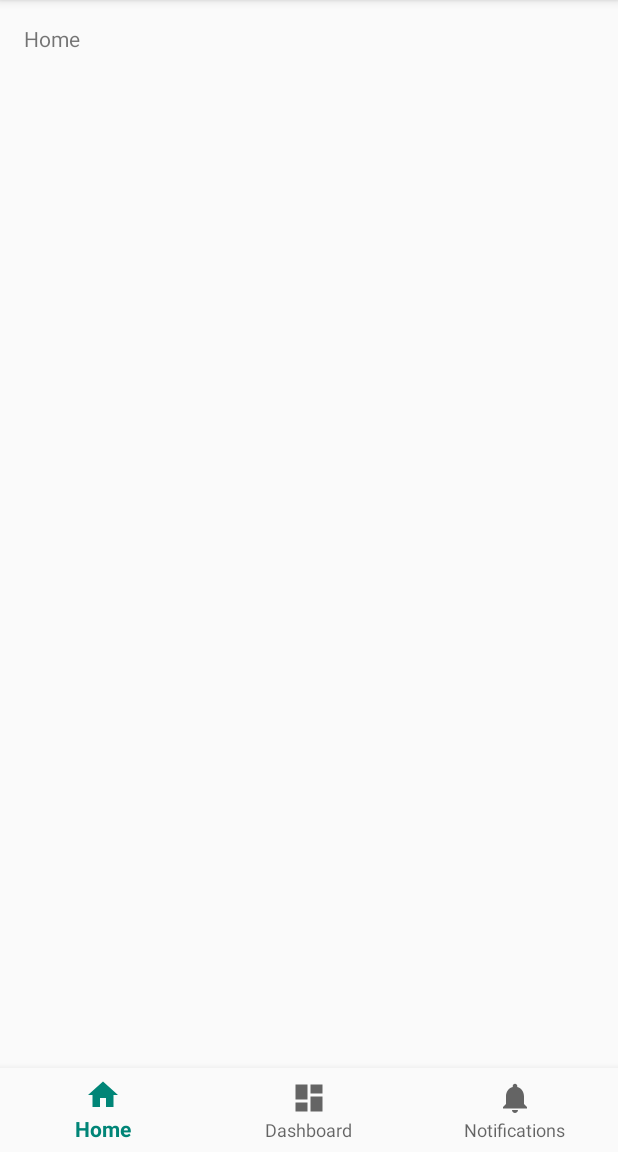
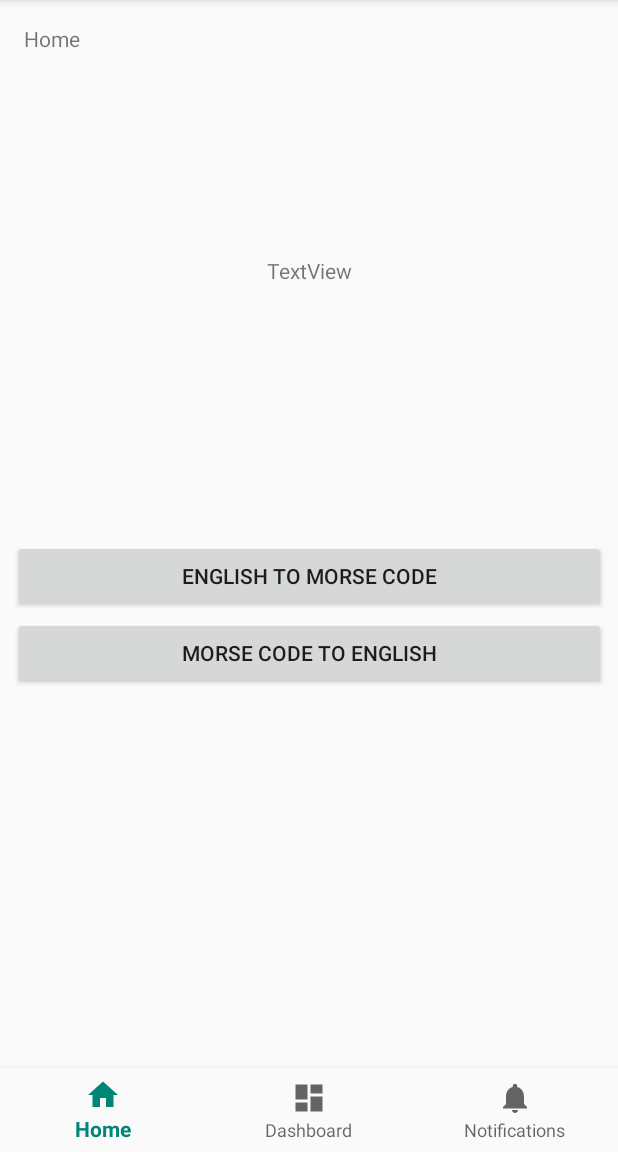
Before and after one commit to rubin-labs/CS2063Project, an Android app: the screen it shows after launch (MainActivity), on a phone screen of 412 x 824 dp, the part 84-1236 px from its top. Run offline under Robolectric (Android 15) with nearby library versions, the phone set to English and light mode, and no system bars.

Commit message:
created mapping between main activities and individual translator activities (#6)

```diff
--- a/app/src/main/java/com/rubinlabs/morsecode/MainActivity.java
+++ b/app/src/main/java/com/rubinlabs/morsecode/MainActivity.java
@@ -1,15 +1,20 @@
 package com.rubinlabs.morsecode;
 
+import android.annotation.SuppressLint;
+import android.content.Intent;
 import android.os.Bundle;
 import android.support.annotation.NonNull;
 import android.support.design.widget.BottomNavigationView;
 import android.support.v7.app.AppCompatActivity;
 import android.view.MenuItem;
+import android.view.View;
+import android.widget.Button;
 import android.widget.TextView;
 
 public class MainActivity extends AppCompatActivity {
 
     private TextView mTextMessage;
+    private Button e2m_btn, m2e_btn;
 
     private BottomNavigationView.OnNavigationItemSelectedListener mOnNavigationItemSelectedListener
             = new BottomNavigationView.OnNavigationItemSelectedListener() {
@@ -26,6 +31,8 @@
                 case R.id.navigation_notifications:
                     mTextMessage.setText(R.string.title_notifications);
                     return true;
+                default:
+                    break;
             }
             return false;
         }
@@ -36,9 +43,26 @@
         super.onCreate(savedInstanceState);
         setContentView(R.layout.activity_main);
 
+        e2m_btn = (Button) findViewById(R.id.English2MorseButton);
+        m2e_btn = (Button) findViewById(R.id.Morse2EnglishButton);
+
         mTextMessage = (TextView) findViewById(R.id.message);
         BottomNavigationView navigation = (BottomNavigationView) findViewById(R.id.navigation);
         navigation.setOnNavigationItemSelectedListener(mOnNavigationItemSelectedListener);
+
+        e2m_btn.setOnClickListener(new View.OnClickListener() {
+            @Override
+            public void onClick(View v) {
+                startActivityForResult(new Intent(MainActivity.this,EnglishToMorseCodeActivity.class),1);
+            }
+        });
+
+        m2e_btn.setOnClickListener(new View.OnClickListener() {
+            @Override
+            public void onClick(View v) {
+                startActivityForResult(new Intent(MainActivity.this,MorseCodeToEnglishActivity.class),1);
+            }
+        });
     }
 
 }
--- a/app/src/main/res/layout/activity_main.xml
+++ b/app/src/main/res/layout/activity_main.xml
@@ -30,4 +30,38 @@
         app:layout_constraintRight_toRightOf="parent"
         app:menu="@menu/navigation" />
 
+    <Button
+        android:id="@+id/English2MorseButton"
+        android:layout_width="395dp"
+        android:layout_height="wrap_content"
+        android:text="English to Morse Code"
+        app:layout_constraintBottom_toBottomOf="parent"
+        app:layout_constraintEnd_toEndOf="parent"
+        app:layout_constraintHorizontal_bias="0.5"
+        app:layout_constraintStart_toStartOf="parent"
+        app:layout_constraintTop_toTopOf="parent" />
+
+    <Button
+        android:id="@+id/Morse2EnglishButton"
+        android:layout_width="395dp"
+        android:layout_height="wrap_content"
+        android:text="Morse Code to English"
+        app:layout_constraintBottom_toBottomOf="parent"
+        app:layout_constraintEnd_toEndOf="parent"
+        app:layout_constraintHorizontal_bias="0.5"
+        app:layout_constraintStart_toStartOf="parent"
+        app:layout_constraintTop_toTopOf="parent"
+        app:layout_constraintVertical_bias="0.571" />
+
+    <TextView
+        android:id="@+id/textView"
+        android:layout_width="wrap_content"
+        android:layout_height="wrap_content"
+        android:text="TextView"
+        app:layout_constraintBottom_toTopOf="@+id/English2MorseButton"
+        app:layout_constraintEnd_toEndOf="parent"
+        app:layout_constraintHorizontal_bias="0.5"
+        app:layout_constraintStart_toStartOf="parent"
+        app:layout_constraintTop_toTopOf="parent" />
+
 </android.support.constraint.ConstraintLayout>
--- a/app/src/main/res/values/dimens.xml
+++ b/app/src/main/res/values/dimens.xml
@@ -2,4 +2,5 @@
     <!-- Default screen margins, per the Android Design guidelines. -->
     <dimen name="activity_horizontal_margin">16dp</dimen>
     <dimen name="activity_vertical_margin">16dp</dimen>
+    <dimen name="fab_margin">16dp</dimen>
 </resources>
--- a/app/src/main/res/values/strings.xml
+++ b/app/src/main/res/values/strings.xml
@@ -3,4 +3,6 @@
     <string name="title_home">Home</string>
     <string name="title_dashboard">Dashboard</string>
     <string name="title_notifications">Notifications</string>
+    <string name="title_activity_english_to_morse_code">EnglishToMorseCodeActivity</string>
+    <string name="title_activity_morse_code_to_english">MorseCodeToEnglishActivity</string>
 </resources>
--- a/app/src/main/res/values/styles.xml
+++ b/app/src/main/res/values/styles.xml
@@ -8,4 +8,13 @@
         <item name="colorAccent">@color/colorAccent</item>
     </style>
 
+    <style name="AppTheme.NoActionBar">
+        <item name="windowActionBar">false</item>
+        <item name="windowNoTitle">true</item>
+    </style>
+
+    <style name="AppTheme.AppBarOverlay" parent="ThemeOverlay.AppCompat.Dark.ActionBar" />
+
+    <style name="AppTheme.PopupOverlay" parent="ThemeOverlay.AppCompat.Light" />
+
 </resources>
```
Also changed, not shown: app/src/main/AndroidManifest.xml (+8 -0 lines), app/src/main/java/com/rubinlabs/morsecode/EnglishToMorseCodeActivity.java (added, +29 -0 lines), app/src/main/java/com/rubinlabs/morsecode/MorseCodeToEnglishActivity.java (added, +29 -0 lines), app/src/main/res/layout/activity_english_to_morse_code.xml (added, +33 -0 lines), app/src/main/res/layout/activity_morse_code_to_english.xml (added, +33 -0 lines), app/src/main/res/layout/content_english_to_morse_code.xml (added, +11 -0 lines), app/src/main/res/layout/content_morse_code_to_english.xml (added, +11 -0 lines).
